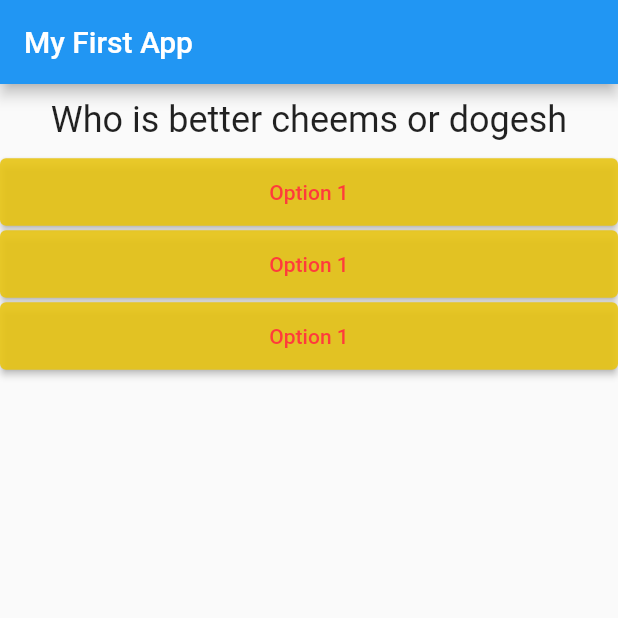
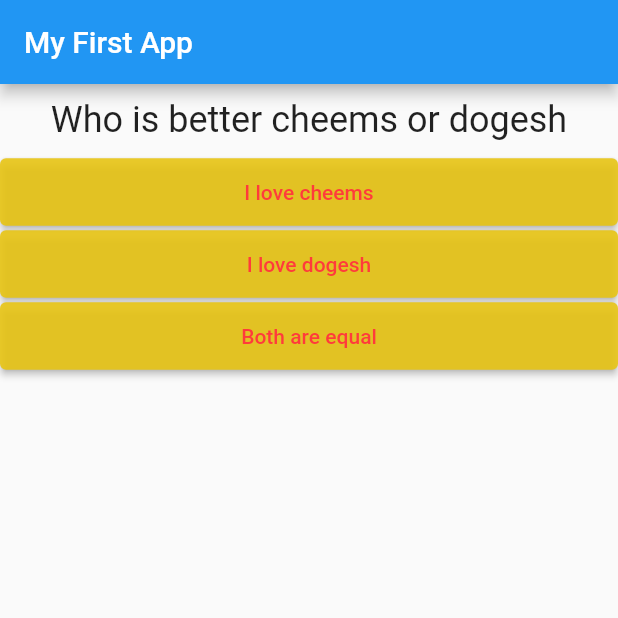
Before and after one commit to samridhav14/quizapp, a Flutter app: the screen it shows after launch, on a phone screen of 412 x 824 dp, the top half of it. Run offline on Flutter 3.47's test engine with Material 2 defaults, Android fonts, the phone set to English and light mode, and no system bars.

```diff
--- a/lib/ans.dart
+++ b/lib/ans.dart
@@ -2,7 +2,8 @@ import 'package:flutter/material.dart';
 
 class Answer extends StatelessWidget {
   final Function selecthandler;
-  const Answer(this.selecthandler);
+  final String answertext;
+  const Answer(this.selecthandler,this.answertext);
 
   @override
   Widget build(BuildContext context) {
@@ -10,9 +11,8 @@ class Answer extends StatelessWidget {
       width: double.infinity,
       child: ElevatedButton(
         style: ElevatedButton.styleFrom(minimumSize: Size(1, 45),backgroundColor: Color.fromARGB(225, 232, 196, 15) ,foregroundColor: Color.fromARGB(255, 255, 59, 59)),
-        child: Text('Option 1'),
+        child: Text(answertext),
         onPressed: () => selecthandler(),
-        //asdf
                 ),
       );
   }
--- a/lib/main.dart
+++ b/lib/main.dart
@@ -1,6 +1,7 @@
 import 'package:flutter/material.dart';
 import 'ans.dart';
 import './question.dart';
+
 // void main(){
 //   runApp(MyApp());
 // }
@@ -25,12 +26,24 @@ class _MyAppState extends State<MyApp> {
       _questionIndex = _questionIndex + 1;
     });
   }
+
   @override //its a decorator its there to make code cleaner here over
   // ride basically means we delibrately over riding build
   Widget build(BuildContext context) {
-    var questions = [
-      'Who is better cheems or dogesh',
-      'Which company\'s shoes vimdhayak ji have?'
+    List<Map<String, dynamic>> questions = [
+      // right now only question are there now use maps which is a key value data structure
+      {
+        'question': 'Who is better cheems or dogesh',
+        'answer': ['I love cheems', 'I love dogesh', 'Both are equal'],
+      },
+      {
+        'question': 'Which company\'s shoes vimdhayak ji have?',
+        'answer': ['nmike', 'poma', 'amdibas']
+      },
+      {
+        'question': 'who is more beautiful',
+        'answer': ['chimki', 'dogelina', 'vimdhayak\'s wife']
+      }
     ];
     return MaterialApp(
       home: Scaffold(
@@ -40,7 +53,9 @@ class _MyAppState extends State<MyApp> {
         // body: Text('this is my default setup')),
         body: Column(
           children: [
-            Question(questions[_questionIndex]),
+            Question(
+              questions[_questionIndex]['question'],
+            ),
             // ElevatedButton(
             //   onPressed:
             //       _ansquestion, // here we are passing refrence istead of function so that it get executed when button is pressed
@@ -65,10 +80,14 @@ class _MyAppState extends State<MyApp> {
             // ),
             // instead of writing buttons  here we have made an seprate file for them
             // to chanse the q index as we press options we need to pass refrence of our _ansquestion to ans file
-            Answer(_ansquestion),
-            Answer(_ansquestion),
-            Answer(_ansquestion),
-            //abc
+            ...(questions[_questionIndex]['answer'] as List<String>)
+                .map((answer) {
+              return Answer(_ansquestion, answer);
+            }).toList()
+
+            //Answer(_ansquestion),
+            // Answer(_ansquestion),
+            // Answer(_ansquestion),
           ],
         ),
       ),
```
Lines whose indentation alone changed are shown as unchanged.
